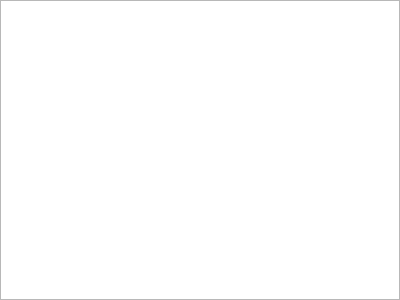
Old version of the form src/qmapshack/realtime/IRtWorkspace.ui in the repository Maproom/qmapshack.
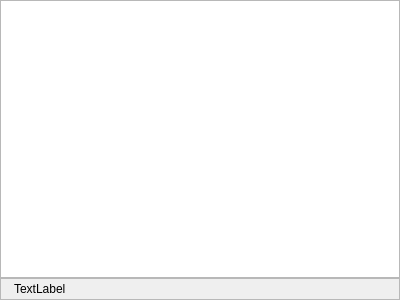
New version of the form. Icons and pictures are not drawn.

Commit message: Add help text.

Diff of the .ui file:
```diff
--- a/src/qmapshack/realtime/IRtWorkspace.ui
+++ b/src/qmapshack/realtime/IRtWorkspace.ui
@@ -15,7 +15,7 @@
   </property>
   <layout class="QVBoxLayout" name="verticalLayout">
    <property name="spacing">
-    <number>3</number>
+    <number>0</number>
    </property>
    <property name="leftMargin">
     <number>0</number>
@@ -46,6 +46,59 @@
      </column>
     </widget>
    </item>
+   <item>
+    <widget class="QFrame" name="frame">
+     <property name="frameShape">
+      <enum>QFrame::StyledPanel</enum>
+     </property>
+     <property name="frameShadow">
+      <enum>QFrame::Raised</enum>
+     </property>
+     <layout class="QHBoxLayout" name="horizontalLayout">
+      <property name="spacing">
+       <number>3</number>
+      </property>
+      <property name="leftMargin">
+       <number>3</number>
+      </property>
+      <property name="topMargin">
+       <number>3</number>
+      </property>
+      <property name="rightMargin">
+       <number>3</number>
+      </property>
+      <property name="bottomMargin">
+       <number>3</number>
+      </property>
+      <item>
+       <widget class="QLabel" name="label_2">
+        <property name="sizePolicy">
+         <sizepolicy hsizetype="Maximum" vsizetype="Preferred">
+          <horstretch>0</horstretch>
+          <verstretch>0</verstretch>
+         </sizepolicy>
+        </property>
+        <property name="text">
+         <string/>
+        </property>
+        <property name="pixmap">
+         <pixmap resource="../resources.qrc">:/icons/48x48/Help.png</pixmap>
+        </property>
+       </widget>
+      </item>
+      <item>
+       <widget class="QLabel" name="labelHelp">
+        <property name="text">
+         <string>TextLabel</string>
+        </property>
+        <property name="alignment">
+         <set>Qt::AlignLeading|Qt::AlignLeft|Qt::AlignTop</set>
+        </property>
+       </widget>
+      </item>
+     </layout>
+    </widget>
+   </item>
   </layout>
  </widget>
  <resources/>
```
Left out of the diff: 4 changed lines with no effect on the pictures. The commit also changes 1 other file.
